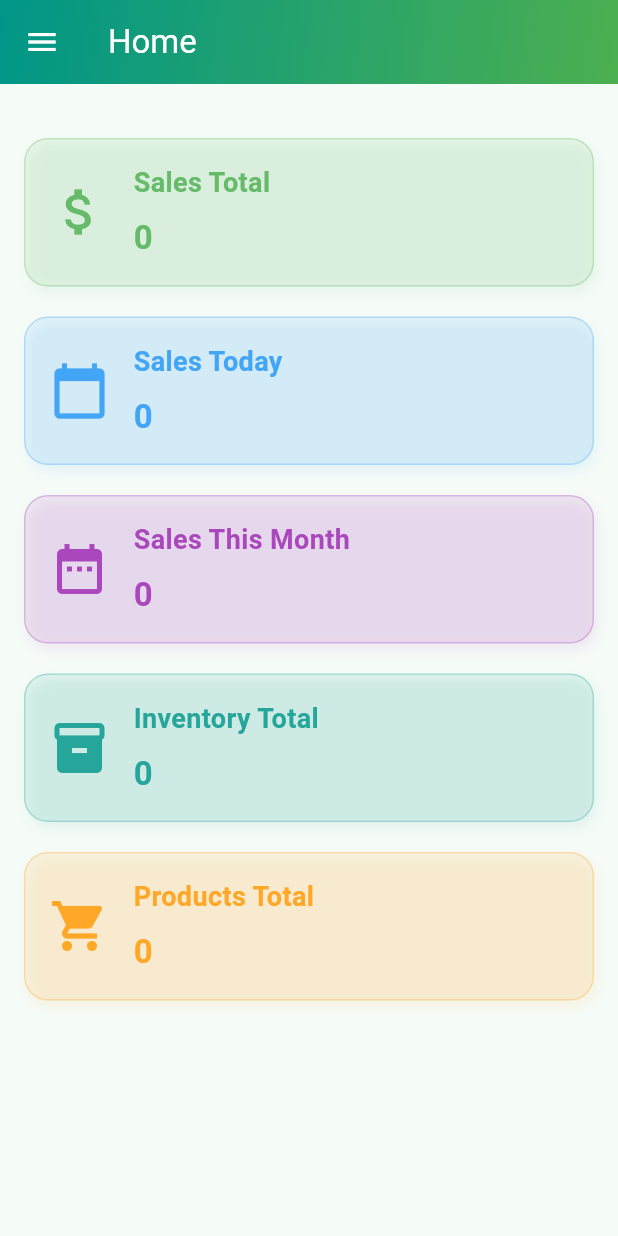
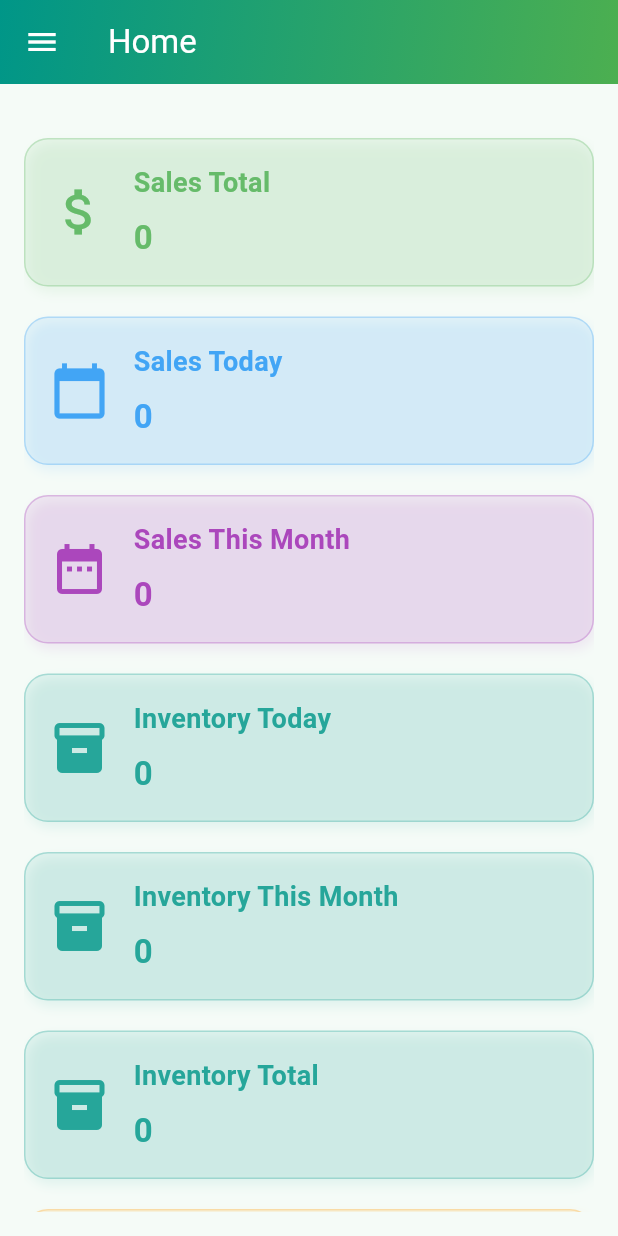
Before and after one commit to kj6560/swiftsell, a Flutter app: the Home screen opened by its route, on a phone screen of 412 x 824 dp. Run offline on Flutter 3.47's test engine with Material 3 defaults, Android fonts, the phone set to English and light mode, and no system bars; our stand-ins replace connectivity_plus, email_validator, flutter_cache_manager, get, get_storage, internet_connection_checker and 2 more; accounts and stored records are empty; network calls fail; Roboto replaces fonts that are missing (Billions).

Commit message:
major changes

```diff
--- a/lib/viewContents/HomeContent.dart
+++ b/lib/viewContents/HomeContent.dart
@@ -7,7 +7,7 @@ class HomeContent extends GetView<HomeController> {
 
   @override
   Widget build(BuildContext context) {
-    return Padding(
+    return Obx(()=>Padding(
       padding: const EdgeInsets.all(16.0),
       child: ListView(
         children: [
@@ -34,23 +34,55 @@ class HomeContent extends GetView<HomeController> {
           ),
           const SizedBox(height: 20),
           _buildKpiCard(
-            title: "Inventory Total",
+            title: "Inventory Today",
             value:
-                '${controller.homeKpi.value.inventoryData.inventoryAddedTotal}',
+            '${controller.homeKpi.value.inventoryData.inventoryAddedToday}',
             icon: Icons.inventory,
             color: Colors.teal.shade400,
           ),
           const SizedBox(height: 20),
           _buildKpiCard(
+            title: "Inventory This Month",
+            value:
+            '${controller.homeKpi.value.inventoryData.inventoryAddedThisMonth}',
+            icon: Icons.inventory,
+            color: Colors.teal.shade400,
+          ),
+          const SizedBox(height: 20),
+          _buildKpiCard(
+            title: "Inventory Total",
+            value:
+            '${controller.homeKpi.value.inventoryData.inventoryAddedTotal}',
+            icon: Icons.inventory,
+            color: Colors.teal.shade400,
+          ),
+          const SizedBox(height: 20),
+          _buildKpiCard(
+            title: "Products Today",
+            value:
+            '${controller.homeKpi.value.productsData.productsAddedToday}',
+            icon: Icons.shopping_cart,
+            color: Colors.orange.shade400,
+          ),
+          const SizedBox(height: 20),
+          _buildKpiCard(
+            title: "Products This Month",
+            value:
+            '${controller.homeKpi.value.productsData.productsAddedThisMonth}',
+            icon: Icons.shopping_cart,
+            color: Colors.orange.shade400,
+          ),
+          const SizedBox(height: 20),
+          _buildKpiCard(
             title: "Products Total",
             value:
-                '${controller.homeKpi.value.productsData.productsAddedTotal}',
+            '${controller.homeKpi.value.productsData.productsAddedTotal}',
             icon: Icons.shopping_cart,
             color: Colors.orange.shade400,
           ),
         ],
       ),
-    );
+    ));
   }
 
   Widget _buildKpiCard({
--- a/lib/views/Products.dart
+++ b/lib/views/Products.dart
@@ -13,7 +13,7 @@ class Products extends StatelessWidget {
       Get.put(ProductController());
     }
     return BaseScaffold(
-      title: "Home",
+      title: "Products",
       body: ProductHomeContent(),
     );
   }
```
